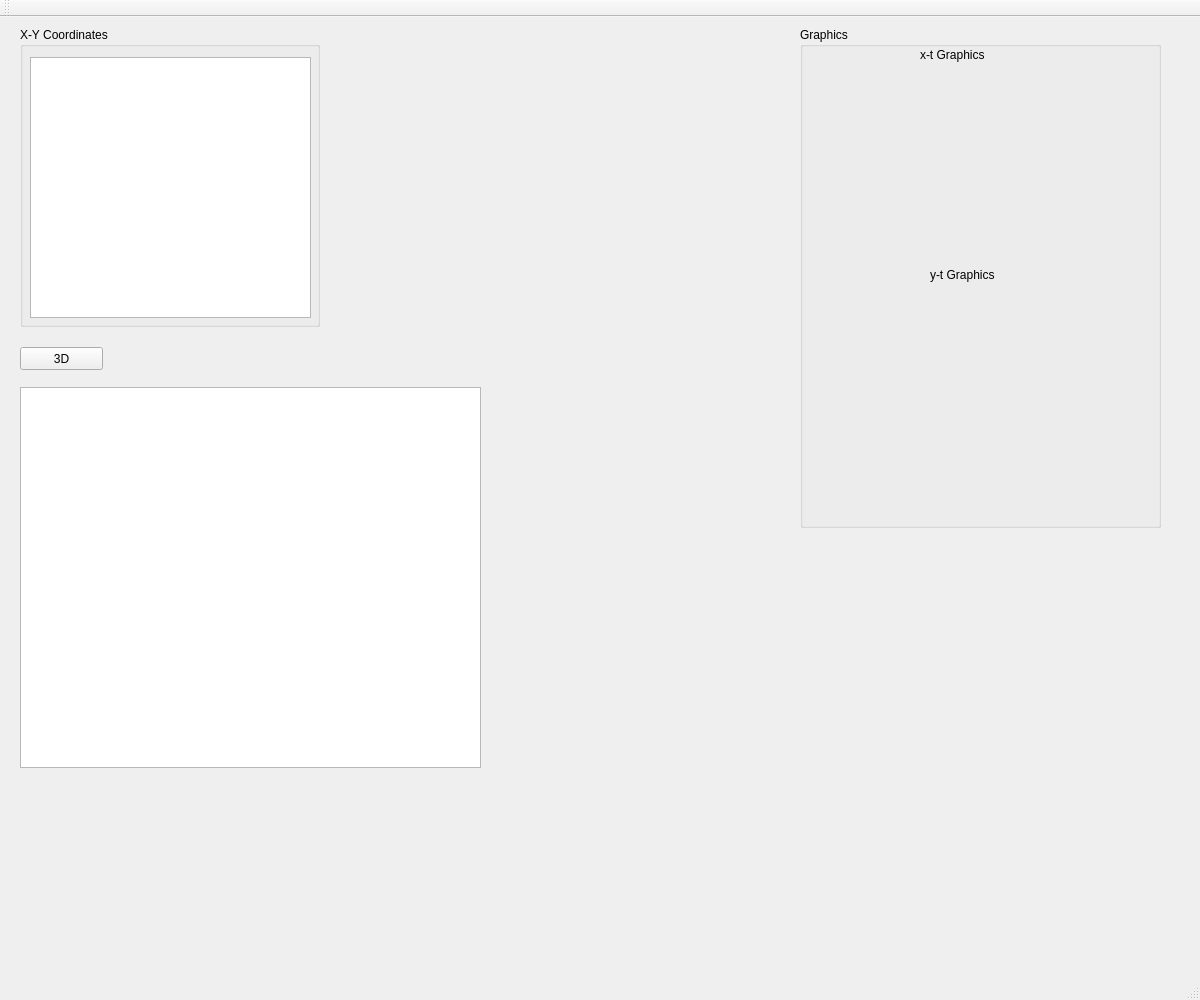
GTU-Contributions/BIL395_Project_I_BallOnAPlate, file mainwindow.ui: the form before one commit.
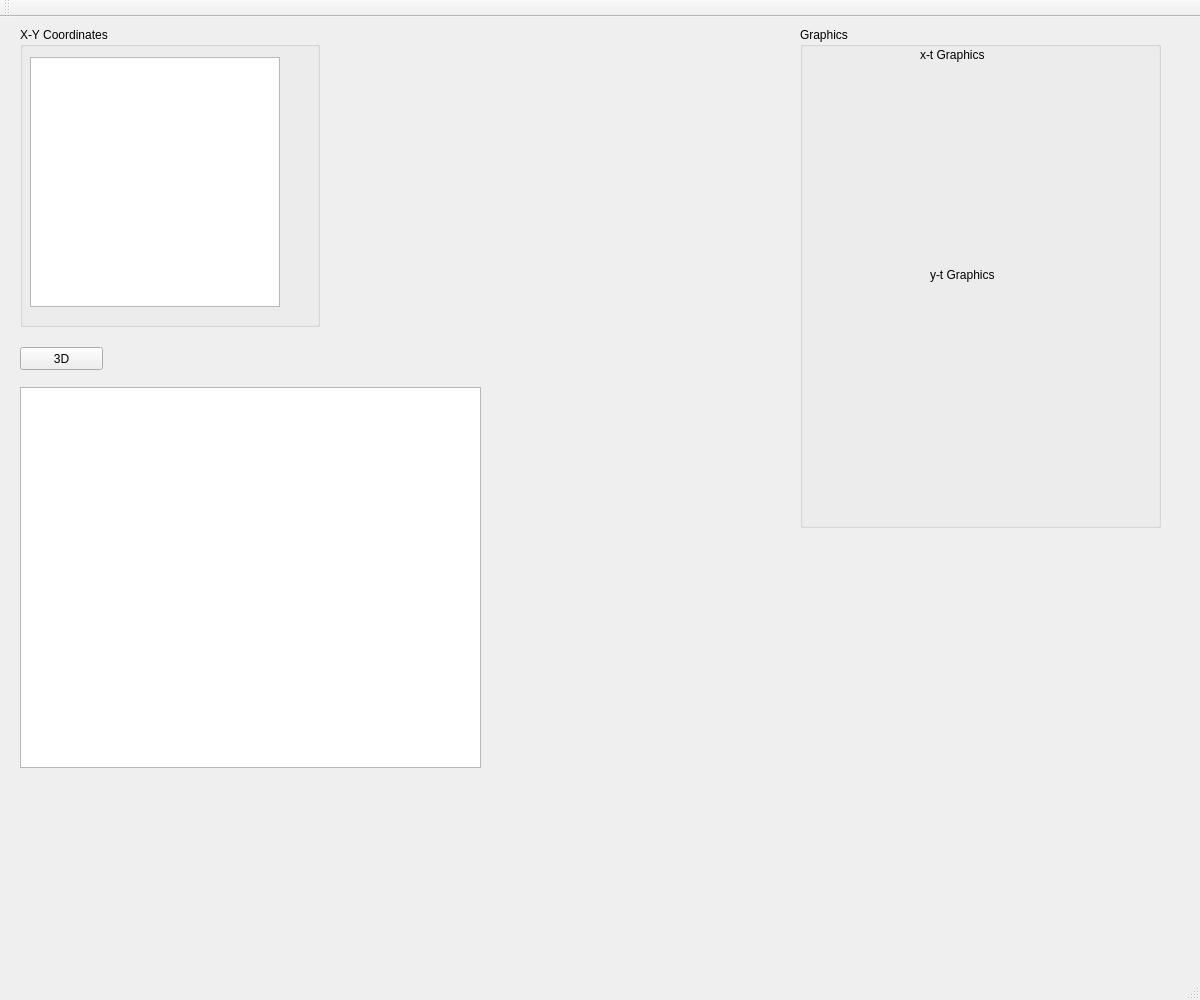
The form after the commit. Custom widgets are drawn as their Qt base class.

What changed in the file:
```diff
--- a/mainwindow.ui
+++ b/mainwindow.ui
@@ -99,8 +99,8 @@
       <rect>
        <x>10</x>
        <y>30</y>
-       <width>281</width>
-       <height>261</height>
+       <width>250</width>
+       <height>250</height>
       </rect>
      </property>
     </widget>
```
